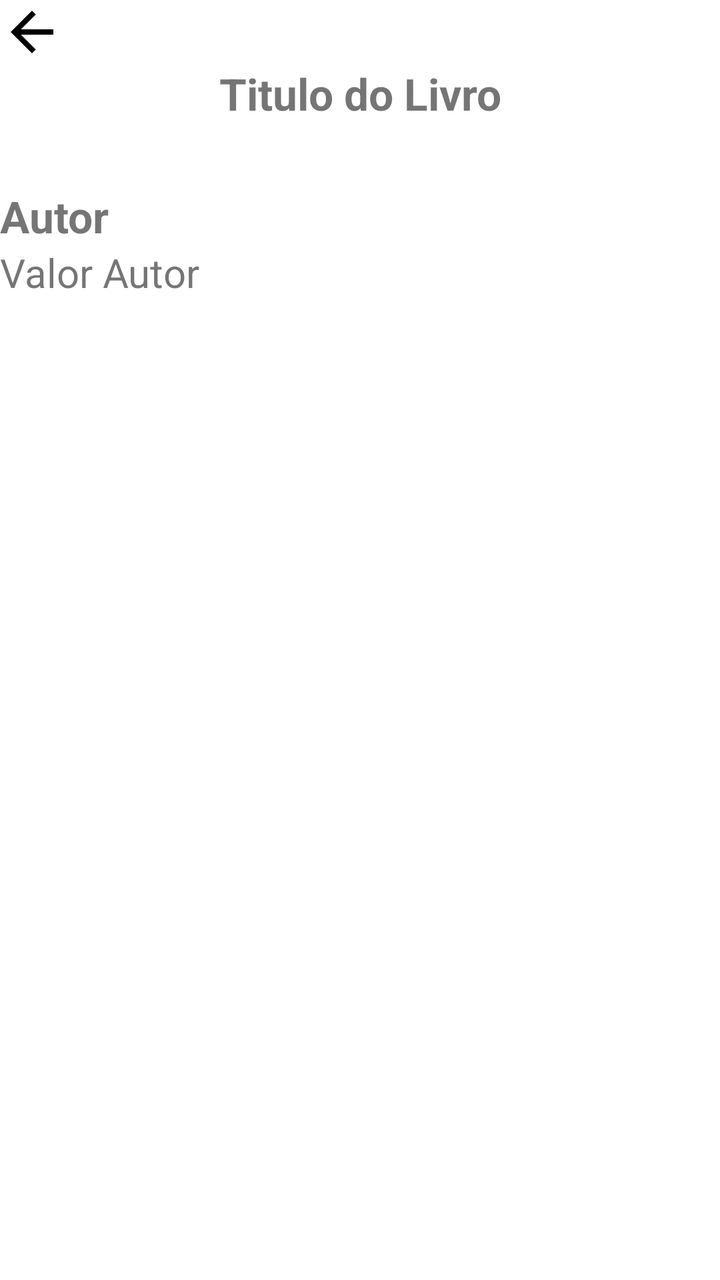
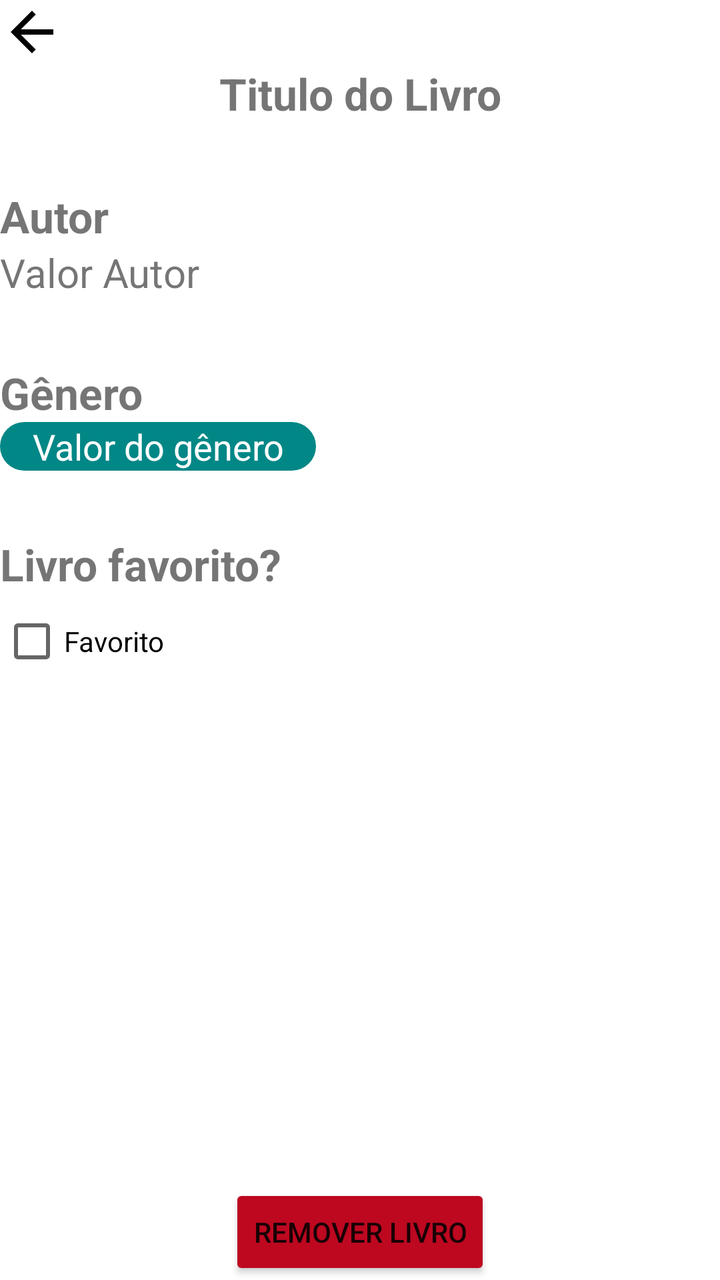

An Android layout rendered at two revisions. The XML below is the earlier revision; the diff shows what the commit changed to produce the second picture.
<!-- AndroidManifest.xml: application theme Theme.MyBooks -->
<!-- res/layout/fragment_details.xml -->
<?xml version="1.0" encoding="utf-8"?>
<androidx.constraintlayout.widget.ConstraintLayout xmlns:android="http://schemas.android.com/apk/res/android"
    xmlns:app="http://schemas.android.com/apk/res-auto"
    xmlns:tools="http://schemas.android.com/tools"
    android:layout_width="match_parent"
    android:layout_height="match_parent"
    android:layout_margin="16dp"
    tools:context=".DetailsFragment">

    <ImageView
        android:id="@+id/imageview_back"
        android:layout_width="32dp"
        android:layout_height="32dp"
        android:src="@drawable/ic_back"
        app:layout_constraintStart_toStartOf="parent"
        app:layout_constraintTop_toTopOf="parent"

        />

    <TextView
        android:id="@+id/textview_title"
        android:layout_width="0dp"
        android:layout_height="wrap_content"
        android:width="0dp"
        android:gravity="center"
        android:text="Titulo do Livro"
        android:textSize="22sp"
        android:textStyle="bold"
        app:layout_constraintEnd_toEndOf="parent"
        app:layout_constraintStart_toStartOf="parent"
        app:layout_constraintTop_toBottomOf="@+id/imageview_back" />

    <TextView
        android:id="@+id/textview_author"
        android:layout_width="wrap_content"
        android:layout_height="wrap_content"
        android:layout_marginTop="32dp"
        android:gravity="center"
        android:text="Autor"
        android:textSize="22sp"
        android:textStyle="bold"
        app:layout_constraintStart_toStartOf="parent"
        app:layout_constraintTop_toBottomOf="@+id/textview_title" />

    <TextView
        android:id="@+id/textview_author_value"
        android:layout_width="wrap_content"
        android:layout_height="wrap_content"
        android:gravity="center"
        android:text="Valor Autor"
        android:textSize="20sp"
        app:layout_constraintStart_toStartOf="parent"
        app:layout_constraintTop_toBottomOf="@+id/textview_author" />


</androidx.constraintlayout.widget.ConstraintLayout>
<!-- resources referenced by this layout -->
<resources>
  <!-- drawable ic_back (drawable) -->
  <vector xmlns:android="http://schemas.android.com/apk/res/android" android:autoMirrored="true" android:height="24dp" android:tint="#000000" android:viewportHeight="24" android:viewportWidth="24" android:width="24dp">
  
      <path android:fillColor="@android:color/white" android:pathData="M20,11H7.83l5.59,-5.59L12,4l-8,8 8,8 1.41,-1.41L7.83,13H20v-2z"/>
  
  </vector>
  <style name="Theme.MyBooks" parent="Theme.MaterialComponents.DayNight.DarkActionBar">
          
          <item name="colorPrimary">@color/purple_500</item>
          <item name="colorPrimaryVariant">@color/purple_700</item>
          <item name="colorOnPrimary">@color/white</item>
          
          <item name="colorSecondary">@color/teal_200</item>
          <item name="colorSecondaryVariant">@color/teal_700</item>
          <item name="colorOnSecondary">@color/black</item>
          
          <item name="android:statusBarColor">?attr/colorPrimaryVariant</item>
          
      </style>
  <color name="purple_500">#FF6200EE</color>
  <color name="purple_700">#FF3700B3</color>
  <color name="white">#FFFFFFFF</color>
  <color name="teal_200">#FF03DAC5</color>
  <color name="teal_700">#FF018786</color>
  <color name="black">#FF000000</color>
</resources>

<!-- the commit's change to res/layout/fragment_details.xml (unified diff, before → after) -->
@@ -5,7 +5,7 @@
     android:layout_width="match_parent"
     android:layout_height="match_parent"
     android:layout_margin="16dp"
-    tools:context=".DetailsFragment">
+    tools:context=".ui.DetailsFragment">
 
     <ImageView
         android:id="@+id/imageview_back"
@@ -52,5 +52,64 @@
         app:layout_constraintStart_toStartOf="parent"
         app:layout_constraintTop_toBottomOf="@+id/textview_author" />
 
+    
 
+    <TextView
+        android:id="@+id/textview_genre"
+        android:layout_width="wrap_content"
+        android:layout_height="wrap_content"
+        android:layout_marginTop="32dp"
+        android:gravity="center"
+        android:text="Gênero"
+        android:textSize="22sp"
+        android:textStyle="bold"
+        app:layout_constraintStart_toStartOf="parent"
+        app:layout_constraintTop_toBottomOf="@+id/textview_author_value" />
+
+    <TextView
+        android:id="@+id/textview_genre_value"
+        android:layout_width="wrap_content"
+        android:layout_height="wrap_content"
+        android:gravity="center"
+        android:text="Valor do gênero"
+        android:textSize="18sp"
+        app:layout_constraintStart_toStartOf="parent"
+        app:layout_constraintTop_toBottomOf="@+id/textview_genre"
+        android:background="@drawable/rounded_label_teal"
+        android:textColor="@color/white"
+        android:paddingStart="16dp"
+        android:paddingEnd="16dp"
+        />
+
+    <TextView
+        android:id="@+id/textview_favorite"
+        android:layout_width="wrap_content"
+        android:layout_height="wrap_content"
+        android:layout_marginTop="32dp"
+        android:gravity="center"
+        android:text="Livro favorito?"
+        android:textSize="22sp"
+        android:textStyle="bold"
+        app:layout_constraintStart_toStartOf="parent"
+        app:layout_constraintTop_toBottomOf="@+id/textview_genre_value" />
+
+    <CheckBox
+        android:id="@+id/checkbox_favorite"
+        android:layout_width="wrap_content"
+        android:layout_height="wrap_content"
+        app:layout_constraintTop_toBottomOf="@+id/textview_favorite"
+        app:layout_constraintStart_toStartOf="parent"
+        android:text="Favorito"
+        />
+
+    <Button
+        android:id="@+id/button_remover"
+        android:layout_width="wrap_content"
+        android:layout_height="wrap_content"
+        app:layout_constraintBottom_toBottomOf="parent"
+        app:layout_constraintStart_toStartOf="parent"
+        app:layout_constraintEnd_toEndOf="parent"
+        android:text="Remover Livro"
+        android:backgroundTint="@color/red"
+        />
 </androidx.constraintlayout.widget.ConstraintLayout>
<!-- resource entries referenced after the edit -->
@@ -1,11 +1,19 @@
 <!-- resources referenced by this layout -->
 <resources>
+  <color name="red">#BD0820</color>
+  <color name="white">#FFFFFFFF</color>
   <!-- drawable ic_back (drawable) -->
   <vector xmlns:android="http://schemas.android.com/apk/res/android" android:autoMirrored="true" android:height="24dp" android:tint="#000000" android:viewportHeight="24" android:viewportWidth="24" android:width="24dp">
   
       <path android:fillColor="@android:color/white" android:pathData="M20,11H7.83l5.59,-5.59L12,4l-8,8 8,8 1.41,-1.41L7.83,13H20v-2z"/>
   
   </vector>
+  <!-- drawable rounded_label_teal (drawable) -->
+  <?xml version="1.0" encoding="utf-8"?>
+  <shape xmlns:android="http://schemas.android.com/apk/res/android">
+      <solid android:color="@color/teal_700" />
+      <corners android:radius="32dp" />
+  </shape>
   <style name="Theme.MyBooks" parent="Theme.MaterialComponents.DayNight.DarkActionBar">
           
           <item name="colorPrimary">@color/purple_500</item>
@@ -19,11 +27,10 @@
           <item name="android:statusBarColor">?attr/colorPrimaryVariant</item>
           
       </style>
+  <color name="teal_700">#FF018786</color>
   <color name="purple_500">#FF6200EE</color>
   <color name="purple_700">#FF3700B3</color>
-  <color name="white">#FFFFFFFF</color>
   <color name="teal_200">#FF03DAC5</color>
-  <color name="teal_700">#FF018786</color>
   <color name="black">#FF000000</color>
 </resources>
 
